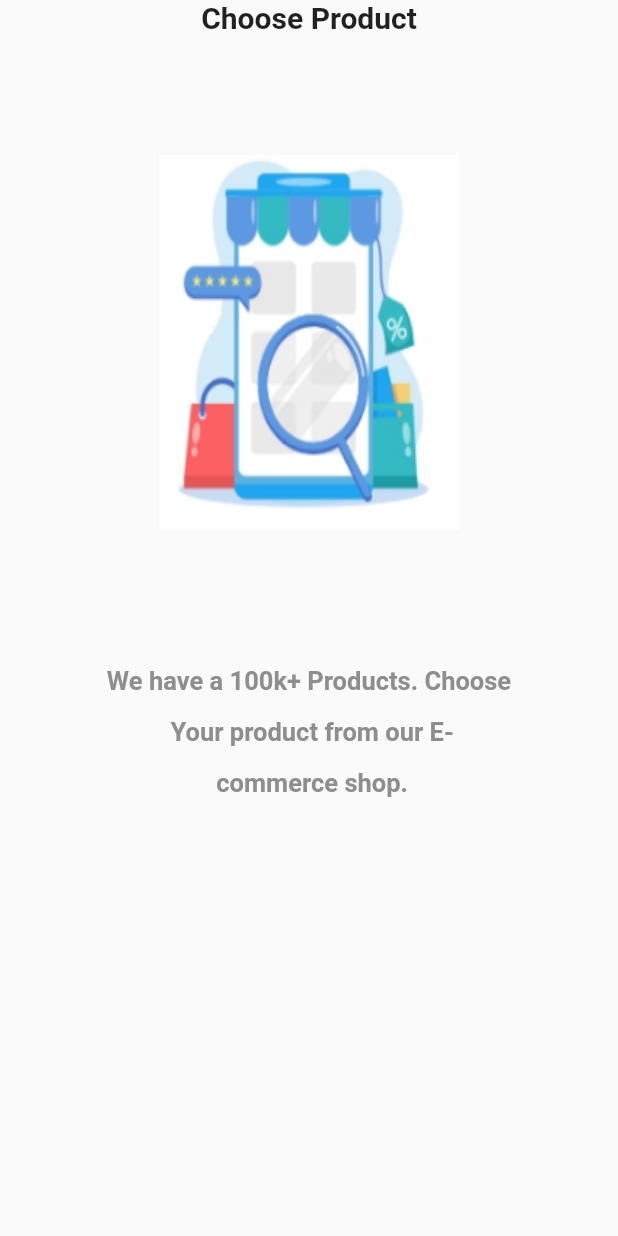
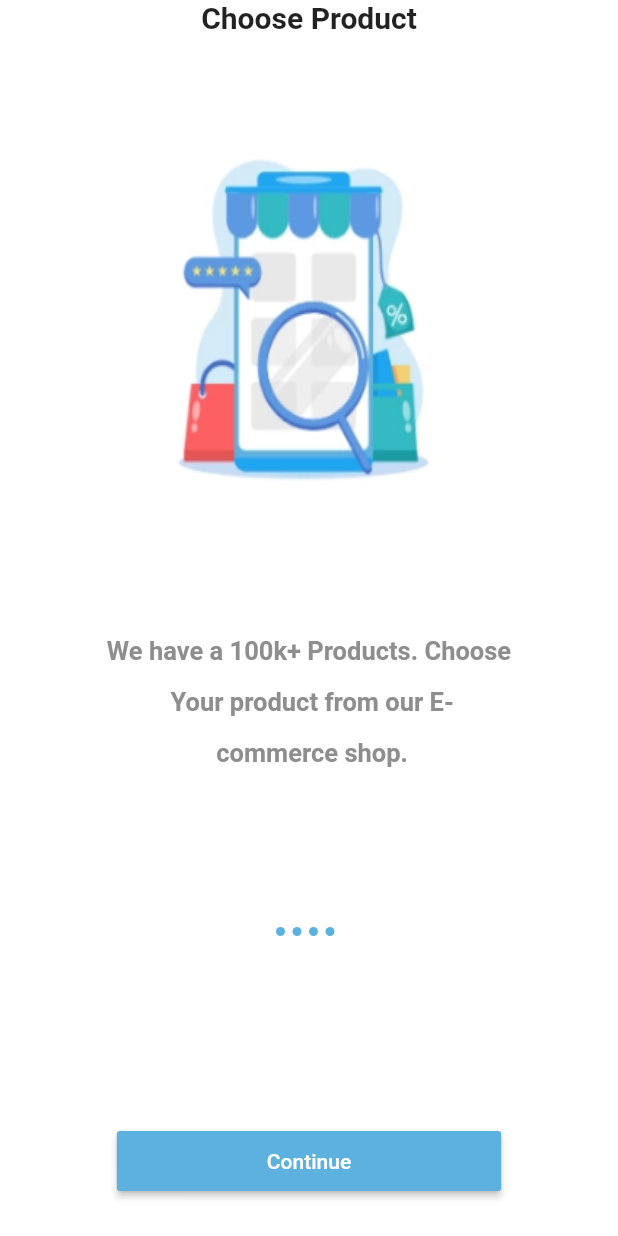
Before and after one commit to elounimedamine/Ecommerce_App_Project, a Flutter app: the screen it shows after launch, on a phone screen of 412 x 824 dp. Run offline on Flutter 3.47's test engine with Material 2 defaults, Android fonts, the phone set to English and light mode, and no system bars; our stand-ins replace get; project files that could hold a hidden picture were left out.

Commit message:
Second Commit
Signed-off-by: elounimedamine <74010738+elounimedamine@users.noreply.github.com>

```diff
--- a/lib/core/constant/color.dart
+++ b/lib/core/constant/color.dart
@@ -2,4 +2,5 @@ import 'package:flutter/material.dart';
 
 class AppColor {
   static const Color grey = Color(0xff8e8e8e);
+  static const Color primaryColor = Color(0xff5DB1DF);
 }
--- a/lib/main.dart
+++ b/lib/main.dart
@@ -14,12 +14,12 @@ class MyApp extends StatelessWidget {
   @override
   Widget build(BuildContext context) {
     return GetMaterialApp(
-      debugShowCheckedModeBanner: false, //debug showing
+      debugShowCheckedModeBanner: false ,
       title: 'Flutter Demo',
       theme: ThemeData(
         primarySwatch: Colors.blue,
       ),
-      home: const OnBoarding(),
+      home:const OnBoarding(),
     );
   }
 }
--- a/lib/view/screen/onboarding.dart
+++ b/lib/view/screen/onboarding.dart
@@ -1,32 +1,31 @@
-import 'package:ecommerce_app_project/core/constant/color.dart';
-import 'package:ecommerce_app_project/data/datasource/static/static.dart';
+import 'package:ecommerce_app_project/view/widget/onboarding/custombutton.dart';
+import 'package:ecommerce_app_project/view/widget/onboarding/customslider.dart';
+import 'package:ecommerce_app_project/view/widget/onboarding/dotcontroller.dart';
 import 'package:flutter/material.dart';
 
-class OnBoarding extends StatelessWidget{
+class OnBoarding extends StatelessWidget {
   const OnBoarding({Key? key}) : super(key: key);
 
   @override
-  Widget build(BuildContext context){
+  Widget build(BuildContext context) {
     return Scaffold(
-      body: SafeArea(
-        child: PageView.builder(
-
-          itemCount: onBoardingList.length,
-
-          // ignore: avoid_types_as_parameter_names, non_constant_identifier_names
-          itemBuilder: (Context, i) => Column(
-            children: [
-              Text(onBoardingList[i].title!, style: const TextStyle(fontWeight: FontWeight.bold, fontSize: 20)),
-              const SizedBox(height: 80),
-              Image.asset(onBoardingList[i].image! , width: 200 , height: 250 , fit: BoxFit.fill),
-              const SizedBox(height: 80),
-
-              Container(
-                width: double.infinity,
-                alignment: Alignment.center,
-                child: Text(onBoardingList[i].body!, textAlign: TextAlign.center, style: const TextStyle(height: 2 , color: AppColor.grey , fontWeight: FontWeight.bold , fontSize: 17)),
-              )
-
-            ],))));
+        backgroundColor: Colors.white,
+        body: SafeArea(
+          child: Column(children: [
+            const Expanded(
+              flex: 3,
+              child: CustomSliderOnBoarding(),
+            ),
+            Expanded(
+                flex: 1,
+                child: Column(
+                  children: const [
+                    CustomDotControllerOnBoarding(),
+                    Spacer(flex: 2),
+                    CustomButtonOnBoarding()
+                  ],
+                ))
+          ]),
+        ));
   }
 }
--- /dev/null
+++ b/lib/view/widget/onboarding/custombutton.dart
@@ -0,0 +1,20 @@
+import 'package:ecommerce_app_project/core/constant/color.dart';
+import 'package:flutter/material.dart';
+
+class CustomButtonOnBoarding extends StatelessWidget {
+  const CustomButtonOnBoarding({Key? key}) : super(key: key);
+
+  @override
+  Widget build(BuildContext context) {
+    return Container(
+      margin: const EdgeInsets.only(bottom: 30),
+      height: 40,
+      child: MaterialButton(
+          padding: const EdgeInsets.symmetric(horizontal: 100, vertical: 0),
+          textColor: Colors.white,
+          onPressed: () {},
+          color: AppColor.primaryColor,
+          child: const Text("Continue")),
+    );
+  }
+}
--- /dev/null
+++ b/lib/view/widget/onboarding/customslider.dart
@@ -0,0 +1,42 @@
+import 'package:ecommerce_app_project/core/constant/color.dart';
+import 'package:ecommerce_app_project/data/datasource/static/static.dart';
+import 'package:flutter/cupertino.dart';
+
+class CustomSliderOnBoarding extends StatelessWidget {
+  const CustomSliderOnBoarding({Key? key}) : super(key: key);
+
+  @override
+  Widget build(BuildContext context) {
+    return PageView.builder(
+        itemCount: onBoardingList.length,
+        itemBuilder: (context, i) => SingleChildScrollView(
+          child: Column(
+                children: [
+                  Text(onBoardingList[i].title!,
+                      style: const TextStyle(
+                          fontWeight: FontWeight.bold, fontSize: 20)),
+                  const SizedBox(height: 80),
+                  Image.asset(
+                    onBoardingList[i].image!,
+                    width: 200,
+                    height: 230,
+                    fit: BoxFit.fill,
+                  ),
+                  const SizedBox(height: 80),
+                  Container(
+                      width: double.infinity,
+                      alignment: Alignment.center,
+                      child: Text(
+                        onBoardingList[i].body!,
+                        textAlign: TextAlign.center,
+                        style: const TextStyle(
+                            height: 2,
+                            color: AppColor.grey,
+                            fontWeight: FontWeight.bold,
+                            fontSize: 17),
+                      )),
+                ],
+              ),
+        ));
+  }
+}
--- /dev/null
+++ b/lib/view/widget/onboarding/dotcontroller.dart
@@ -0,0 +1,28 @@
+import 'package:ecommerce_app_project/core/constant/color.dart';
+import 'package:ecommerce_app_project/data/datasource/static/static.dart';
+import 'package:flutter/material.dart';
+
+class CustomDotControllerOnBoarding extends StatelessWidget {
+  const CustomDotControllerOnBoarding({Key? key}) : super(key: key);
+
+  @override
+  Widget build(BuildContext context) {
+    const Spacer(flex: 1); //espacement entre les 4 points et le texte précédent.
+    return Row(
+      mainAxisAlignment: MainAxisAlignment.center,
+      children: [
+        ...List.generate(
+            onBoardingList.length,
+            (index) => AnimatedContainer(
+                  margin: const EdgeInsets.only(right: 5),
+                  duration: const Duration(milliseconds: 900),
+                  width: 6,
+                  height: 6,
+                  decoration: BoxDecoration(
+                      color: AppColor.primaryColor,
+                      borderRadius: BorderRadius.circular(10)),
+                ))
+      ],
+    );
+  }
+}
```
